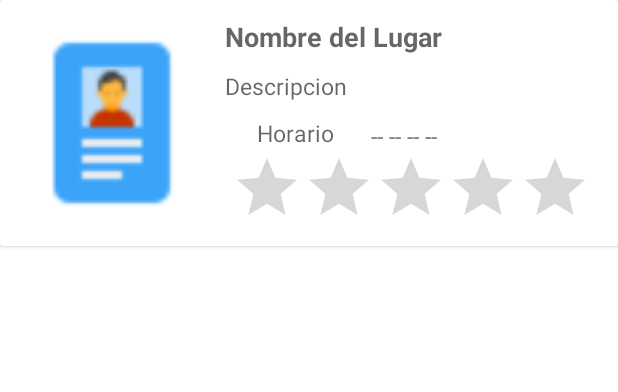
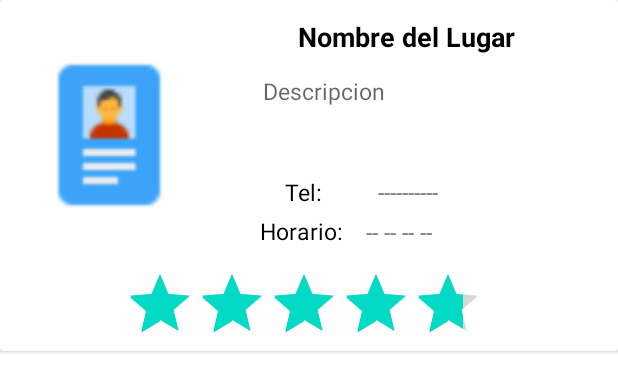
Before and after one commit to emmanuelrap/LADM_PROYECTO_CD_ARTES_V3, an Android app: the layout bottom_sheet_dialog.xml on its own in the app's theme, with its tools: preview values and no code run, on a phone screen of 412 x 824 dp. Shown: the top 392 px of the screen. Run offline under Robolectric (Android 15) with nearby library versions, the phone set to English and light mode, and no system bars.

Commit message:
IMPLEMENTACION (MAL) BOTTOM SHEET

```diff
--- a/app/src/main/java/com/example/ladm_proyecto_cd_artes_v3/Data.kt
+++ b/app/src/main/java/com/example/ladm_proyecto_cd_artes_v3/Data.kt
@@ -12,7 +12,11 @@ import com.google.firebase.firestore.GeoPoint
         var nombre: String = ""
         var posicion1: GeoPoint = GeoPoint(0.0,0.0)
         var posicion2: GeoPoint = GeoPoint(0.0,0.0)
-        var descripcion: String = "Aqui va la Descripcion... n_n"
+        var descripcion: String = ""
+        var telefono: String = ""
+        var horario: String = ""
+
+        //var calificacion: String =""
 
         override fun toString(): String {
             return nombre+"\n"+posicion1.latitude+","+posicion1.longitude+"\n"+
--- a/app/src/main/res/layout/bottom_sheet_dialog.xml
+++ b/app/src/main/res/layout/bottom_sheet_dialog.xml
@@ -6,65 +6,109 @@
 
     <RelativeLayout
         android:layout_width="match_parent"
-        android:layout_height="160dp"
+        android:layout_height="230dp"
         android:layout_margin="2dp">
 
         <ImageView
             android:id="@+id/ivFoto"
-            android:layout_width="128dp"
-            android:layout_height="142dp"
-            android:layout_marginStart="10dp"
-            android:layout_marginTop="10dp"
+            android:layout_width="144dp"
+            android:layout_height="112dp"
+            android:layout_alignParentStart="true"
+            android:layout_alignParentTop="true"
+            android:layout_marginStart="0dp"
+            android:layout_marginTop="32dp"
             android:layout_marginEnd="10dp"
-            android:layout_marginBottom="10dp"
             android:src="@drawable/icon_user_card" />
+
 
         <TextView
             android:id="@+id/tvNombre"
-            android:layout_width="match_parent"
+            android:layout_width="230dp"
             android:layout_height="wrap_content"
+            android:layout_marginStart="0dp"
+            android:layout_marginLeft="0dp"
             android:layout_marginTop="10dp"
             android:layout_toEndOf="@id/ivFoto"
             android:layout_toRightOf="@id/ivFoto"
-            android:hint="Nombre del Lugar"
+            android:text="Nombre del Lugar"
+            android:textAlignment="center"
             android:textColor="@color/black"
             android:textSize="18sp"
             android:textStyle="bold" />
 
+        <ScrollView
+            android:layout_width="191dp"
+            android:layout_height="57dp"
+            android:layout_below="@+id/tvNombre"
+            android:layout_alignParentEnd="true"
+            android:layout_marginTop="13dp"
+            android:layout_marginEnd="43dp">
+
+            <TextView
+                android:id="@+id/tvDes"
+                android:layout_width="match_parent"
+                android:layout_height="wrap_content"
+                android:layout_below="@id/tvNombre"
+                android:layout_toEndOf="@id/ivFoto"
+                android:layout_toRightOf="@id/ivFoto"
+                android:hint="Descripcion "
+                android:textColor="@color/black"
+                android:textSize="15sp" />
+        </ScrollView>
+
         <TextView
-            android:id="@+id/tvDes"
-            android:layout_width="match_parent"
+            android:id="@+id/tbh"
+            android:layout_width="67dp"
             android:layout_height="wrap_content"
-            android:layout_below="@id/tvNombre"
-            android:layout_marginTop="10dp"
+            android:layout_above="@+id/rbCal"
+            android:layout_marginStart="17dp"
+            android:layout_marginLeft="17dp"
+            android:layout_marginTop="99dp"
+            android:layout_marginBottom="14dp"
             android:layout_toEndOf="@id/ivFoto"
             android:layout_toRightOf="@id/ivFoto"
-            android:hint="Descripcion"
+            android:text="Horario:"
+
             android:textColor="@color/black"
             android:textSize="15sp" />
 
         <TextView
-            android:id="@+id/tbh"
-            android:layout_width="60dp"
+            android:id="@+id/tvt"
+            android:layout_width="43dp"
             android:layout_height="wrap_content"
-            android:layout_below="@id/tvDes"
-            android:layout_marginStart="21dp"
-            android:layout_marginLeft="21dp"
-            android:layout_marginTop="10dp"
-            android:layout_toEndOf="@id/ivFoto"
-            android:layout_toRightOf="@id/ivFoto"
-            android:hint="Horario"
+
+            android:layout_alignParentStart="true"
+            android:layout_alignParentBottom="true"
+            android:layout_marginStart="188dp"
+            android:layout_marginBottom="93dp"
+            android:text="Tel:"
             android:textColor="@color/black"
             android:textSize="15sp" />
 
         <TextView
+            android:id="@+id/tvTel"
+            android:layout_width="147dp"
+            android:layout_height="wrap_content"
+            android:layout_alignParentEnd="true"
+            android:layout_alignParentBottom="true"
+            android:layout_marginStart="96dp"
+            android:layout_marginEnd="21dp"
+            android:layout_marginBottom="93dp"
+            android:layout_toEndOf="@+id/ivFoto"
+            android:hint="----------"
+            android:textColor="@color/black"
+            android:textSize="15sp" />
+
+        <TextView
+
             android:id="@+id/tvHorario"
-            android:layout_width="58dp"
+            android:layout_width="149dp"
             android:layout_height="wrap_content"
-            android:layout_below="@id/tvDes"
-            android:layout_marginStart="16dp"
-            android:layout_marginLeft="107dp"
-            android:layout_marginTop="12dp"
+            android:layout_above="@+id/rbCal"
+            android:layout_marginStart="3dp"
+            android:layout_marginLeft="102dp"
+            android:layout_marginTop="42dp"
+            android:layout_marginBottom="13dp"
             android:layout_toEndOf="@+id/tbh"
             android:layout_toRightOf="@id/ivFoto"
             android:hint="-- -- -- --"
@@ -72,12 +116,15 @@
             android:textSize="15sp" />
 
         <RatingBar
+            android:id="@+id/rbCal"
             android:layout_width="wrap_content"
             android:layout_height="wrap_content"
             android:layout_alignParentEnd="true"
             android:layout_alignParentBottom="true"
-            android:layout_marginEnd="16dp"
-            android:layout_marginBottom="3dp" />
+            android:layout_marginEnd="87dp"
+            android:layout_marginBottom="-4dp"
+            android:rating="4.7"
+            android:stepSize="0.1" />
     </RelativeLayout>
 
 </androidx.cardview.widget.CardView>
```
Also changed, not shown: app/src/main/java/com/example/ladm_proyecto_cd_artes_v3/MapsActivity.kt (+34 -9 lines), app/src/main/res/layout/bottom_sheet_dialog_layout.xml (deleted, +0 -113 lines).
